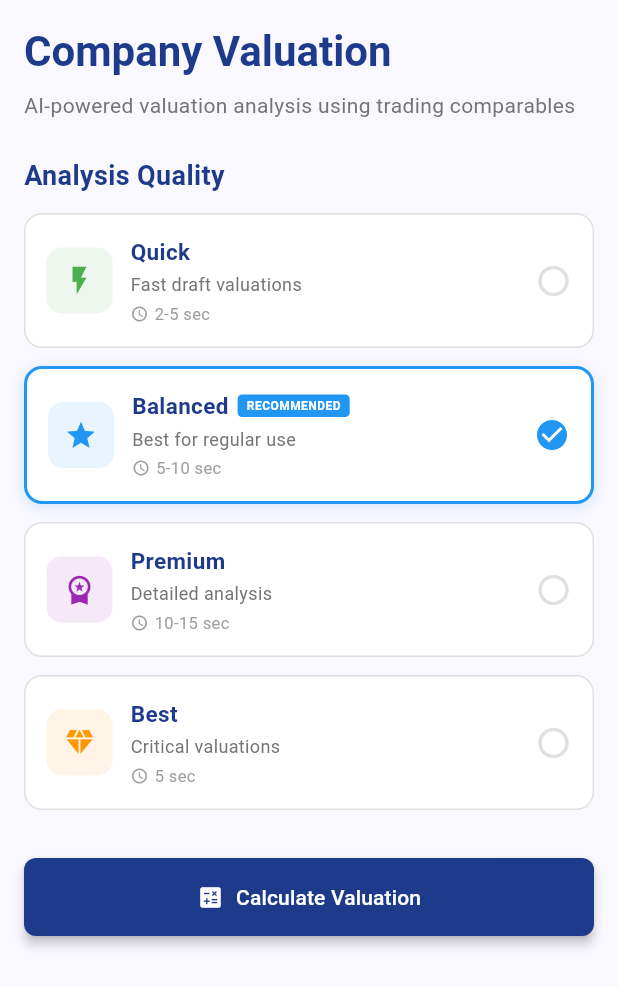
After one commit to mmingfeilam/amafi_ui_app, a Flutter app: the ValuationScreen screen opened directly, on a phone screen of 412 x 824 dp. The commit adds this screen. Shown: the top 987 px of the screen. Run offline on Flutter 3.47's test engine with Material 3 defaults, Android fonts, the phone set to English and light mode, and no system bars; our stand-ins replace file_picker, permission_handler, speech_to_text; network calls fail.

```diff
--- a/lib/screens/home_screen.dart
+++ b/lib/screens/home_screen.dart
@@ -3,6 +3,7 @@ import 'upload_screen.dart';
 import 'search_screen.dart';
 import 'history_screen.dart';
 import '../services/api_service.dart';
+import 'valuation_screen.dart';
 
 // Company model
 class Company {
@@ -63,7 +64,7 @@ class _HomeScreenState extends State<HomeScreen> {
 
       // Set initial selected company
       selectedCompany = companies.firstWhere(
-        (company) => company.isSelected,
+        (company) => company.id == 3,
         orElse: () => companies.first,
       );
 
@@ -76,6 +77,7 @@ class _HomeScreenState extends State<HomeScreen> {
         UploadScreen(),
         SearchScreen(),
         HistoryScreen(),
+        ValuationScreen(),
       ];
 
       setState(() {
@@ -213,6 +215,8 @@ class _HomeScreenState extends State<HomeScreen> {
             icon: Icon(Icons.folder),
             label: 'Documents',
           ),
+          BottomNavigationBarItem(
+              icon: Icon(Icons.assessment), label: 'Valuation'),
         ],
       ),
     );
--- /dev/null
+++ b/lib/screens/valuation_screen.dart
@@ -0,0 +1,589 @@
+import 'package:flutter/material.dart';
+import '../services/api_service.dart';
+
+class ValuationScreen extends StatefulWidget {
+  @override
+  _ValuationScreenState createState() => _ValuationScreenState();
+}
+
+class _ValuationScreenState extends State<ValuationScreen> {
+  bool isLoading = false;
+  Map<String, dynamic>? valuationResult;
+  String? errorMessage;
+  String selectedModel = 'mixtral-8x7b'; // Default to recommended model
+  String companyName = 'Loading...'; // Will be fetched
+
+  // Default comparable multiples for testing
+  final List<double> comparableMultiples = [7.5, 8.2, 7.0, 8.8, 7.8];
+  final int fiscalYear = 2023;
+
+  @override
+  void initState() {
+    super.initState();
+    _loadCompanyName();
+  }
+
+  Future<void> _loadCompanyName() async {
+    try {
+      // Get company name from your API or use the company dropdown selection
+      // For now, using a hardcoded map - you can replace with actual API call
+      final companyNames = {
+        1: 'Test Company',
+        2: 'Second Company',
+        3: 'Estia Health',
+      };
+
+      setState(() {
+        companyName =
+            companyNames[ApiService.getCurrentCompany()] ?? 'Demo Company';
+      });
+    } catch (e) {
+      setState(() {
+        companyName = 'Company ${ApiService.getCurrentCompany()}';
+      });
+    }
+  }
+
+  // Model configurations matching your backend
+  final Map<String, Map<String, dynamic>> models = {
+    'mistral-7b': {
+      'name': 'Quick',
+      'description': 'Fast draft valuations',
+      'speed': '2-5 sec',
+      'icon': Icons.flash_on,
+      'color': Color(0xFF4CAF50),
+    },
+    'mixtral-8x7b': {
+      'name': 'Balanced',
+      'description': 'Best for regular use',
+      'speed': '5-10 sec',
+      'icon': Icons.star,
+      'color': Color(0xFF2196F3),
+      'recommended': true,
+    },
+    'mixtral-8x22b': {
+      'name': 'Premium',
+      'description': 'Detailed analysis',
+      'speed': '10-15 sec',
+      'icon': Icons.workspace_premium,
+      'color': Color(0xFF9C27B0),
+    },
+    'gpt-4o': {
+      'name': 'Best',
+      'description': 'Critical valuations',
+      'speed': '5 sec',
+      'icon': Icons.diamond,
+      'color': Color(0xFFFF9800),
+    },
+  };
+
+  Future<void> _calculateValuation() async {
+    setState(() {
+      isLoading = true;
+      errorMessage = null;
+      valuationResult = null;
+    });
+
+    try {
+      final result = await ApiService.calculateValuation(
+        companyId: 3, // Replace with actual company ID if needed
+        comparableMultiples: comparableMultiples,
+        fiscalYear: fiscalYear,
+        model: selectedModel, // Pass selected model
+      );
+
+      if (result['success']) {
+        setState(() {
+          valuationResult = result['data'];
+          isLoading = false;
+        });
+      } else {
+        setState(() {
+          errorMessage = result['message'] ?? 'Failed to calculate valuation';
+          isLoading = false;
+        });
+      }
+    } catch (e) {
+      setState(() {
+        errorMessage = 'Error: ${e.toString()}';
+        isLoading = false;
+      });
+    }
+  }
+
+  @override
+  Widget build(BuildContext context) {
+    return Scaffold(
+      body: SingleChildScrollView(
+        padding: EdgeInsets.all(16),
+        child: Column(
+          crossAxisAlignment: CrossAxisAlignment.start,
+          children: [
+            // Header
+            Text(
+              'Company Valuation',
+              style: Theme.of(context).textTheme.headlineMedium?.copyWith(
+                    fontWeight: FontWeight.bold,
+                    color: Color(0xFF1E3A8A),
+                  ),
+            ),
+            SizedBox(height: 8),
+            Text(
+              'AI-powered valuation analysis using trading comparables',
+              style: TextStyle(color: Colors.grey[600]),
+            ),
+            SizedBox(height: 24),
+
+            // Model Selection Section
+            Text(
+              'Analysis Quality',
+              style: TextStyle(
+                fontSize: 18,
+                fontWeight: FontWeight.w600,
+                color: Color(0xFF1E3A8A),
+              ),
+            ),
+            SizedBox(height: 12),
+
+            // Model Selection Cards
+            ...models.entries.map((entry) {
+              final modelKey = entry.key;
+              final modelInfo = entry.value;
+              final isSelected = selectedModel == modelKey;
+              final isRecommended = modelInfo['recommended'] ?? false;
+
+              return GestureDetector(
+                onTap: isLoading
+                    ? null
+                    : () {
+                        setState(() {
+                          selectedModel = modelKey;
+                        });
+                      },
+                child: Container(
+                  margin: const EdgeInsets.only(bottom: 12),
+                  decoration: BoxDecoration(
+                    color: Colors.white,
+                    border: Border.all(
+                      color:
+                          isSelected ? modelInfo['color'] : Colors.grey[300]!,
+                      width: isSelected ? 2 : 1,
+                    ),
+                    borderRadius: BorderRadius.circular(12),
+                    boxShadow: isSelected
+                        ? [
+                            BoxShadow(
+                              color: modelInfo['color'].withOpacity(0.2),
+                              blurRadius: 8,
+                              offset: Offset(0, 2),
+                            ),
+                          ]
+                        : [],
+                  ),
+                  child: Padding(
+                    padding: const EdgeInsets.all(14),
+                    child: Row(
+                      children: [
+                        // Icon
+                        Container(
+                          width: 44,
+                          height: 44,
+                          decoration: BoxDecoration(
+                            color: modelInfo['color'].withOpacity(0.1),
+                            borderRadius: BorderRadius.circular(10),
+                          ),
+                          child: Icon(
+                            modelInfo['icon'],
+                            color: modelInfo['color'],
+                            size: 22,
+                          ),
+                        ),
+                        const SizedBox(width: 12),
+
+                        // Details
+                        Expanded(
+                          child: Column(
+                            crossAxisAlignment: CrossAxisAlignment.start,
+                            children: [
+                              Row(
+                                children: [
+                                  Text(
+                                    modelInfo['name'],
+                                    style: TextStyle(
+                                      fontSize: 15,
+                                      fontWeight: FontWeight.w600,
+                                      color: Color(0xFF1E3A8A),
+                                    ),
+                                  ),
+                                  if (isRecommended)
+                                    Container(
+                                      margin: EdgeInsets.only(left: 6),
+                                      padding: EdgeInsets.symmetric(
+                                        horizontal: 6,
+                                        vertical: 2,
+                                      ),
+                                      decoration: BoxDecoration(
+                                        color: Color(0xFF2196F3),
+                                        borderRadius: BorderRadius.circular(3),
+                                      ),
+                                      child: Text(
+                                        'RECOMMENDED',
+                                        style: TextStyle(
+                                          fontSize: 8,
+                                          fontWeight: FontWeight.bold,
+                                          color: Colors.white,
+                                          letterSpacing: 0.3,
+                                        ),
+                                      ),
+                                    ),
+                                ],
+                              ),
+                              const SizedBox(height: 3),
+                              Text(
+                                modelInfo['description'],
+                                style: TextStyle(
+                                  fontSize: 12,
+                                  color: Colors.grey[600],
+                                ),
+                              ),
+                              const SizedBox(height: 3),
+                              Row(
+                                children: [
+                                  Icon(
+                                    Icons.access_time,
+                                    size: 12,
+                                    color: Colors.grey[500],
+                                  ),
+                                  const SizedBox(width: 4),
+                                  Text(
+                                    modelInfo['speed'],
+                                    style: TextStyle(
+                                      fontSize: 11,
+                                      color: Colors.grey[500],
+                                    ),
+                                  ),
+                                ],
+                              ),
+                            ],
+                          ),
+                        ),
+
+                        // Selection indicator
+                        Icon(
+                          isSelected
+                              ? Icons.check_circle
+                              : Icons.circle_outlined,
+                          color: isSelected
+                              ? modelInfo['color']
+                              : Colors.grey[300],
+                          size: 24,
+                        ),
+                      ],
+                    ),
+                  ),
+                ),
+              );
+            }).toList(),
+
+            SizedBox(height: 20),
+
+            // Calculate Button
+            SizedBox(
+              width: double.infinity,
+              child: ElevatedButton.icon(
+                onPressed: isLoading ? null : _calculateValuation,
+                icon: isLoading
+                    ? SizedBox(
+                        width: 20,
+                        height: 20,
+                        child: CircularProgressIndicator(
+                          strokeWidth: 2,
+                          valueColor:
+                              AlwaysStoppedAnimation<Color>(Colors.white),
+                        ),
+                      )
+                    : Icon(Icons.calculate),
+                label: Text(isLoading
+                    ? 'Generating Analysis...'
+                    : 'Calculate Valuation'),
+                style: ElevatedButton.styleFrom(
+                  padding: EdgeInsets.symmetric(vertical: 16),
+                  backgroundColor: Color(0xFF1E3A8A),
+                ),
+              ),
+            ),
+
+            if (isLoading) ...[
+              SizedBox(height: 24),
+              Card(
+                child: Padding(
+                  padding: EdgeInsets.all(16),
+                  child: Column(
+                    children: [
+                      CircularProgressIndicator(),
+                      SizedBox(height: 16),
+                      Text(
+                        'Analyzing financial data...',
+                        style: TextStyle(fontWeight: FontWeight.w500),
+                      ),
+                      SizedBox(height: 8),
+                      Text(
+                        'Using ${models[selectedModel]?['name']} model • ${models[selectedModel]?['speed']}',
+                        style: TextStyle(color: Colors.grey[600], fontSize: 12),
+                      ),
+                    ],
+                  ),
+                ),
+              ),
+            ],
+
+            if (errorMessage != null) ...[
+              SizedBox(height: 24),
+              Card(
+                color: Colors.red[50],
+                child: Padding(
+                  padding: EdgeInsets.all(16),
+                  child: Row(
+                    children: [
+                      Icon(Icons.error, color: Colors.red),
+                      SizedBox(width: 12),
+                      Expanded(
+                        child: Text(
+                          errorMessage!,
+                          style: TextStyle(color: Colors.red[900]),
+                        ),
+                      ),
+                    ],
+                  ),
+                ),
+              ),
+            ],
+
+            if (valuationResult != null) ...[
+              SizedBox(height: 24),
+              _buildValuationResults(),
+            ],
+          ],
+        ),
+      ),
+    );
+  }
+
+  Widget _buildValuationResults() {
+    final valRange = valuationResult!['valuation_range'];
+    final compStats = valuationResult!['comparable_stats'];
+    final narrative = valuationResult!['narrative'];
+    final modelUsed = valuationResult!['model_used'];
+    final processingTime = valuationResult!['processing_time_seconds'];
+
+    return Column(
+      crossAxisAlignment: CrossAxisAlignment.start,
+      children: [
+        // Model Info Banner
+        if (modelUsed != null)
+          Container(
+            padding: EdgeInsets.all(12),
+            decoration: BoxDecoration(
+              color: models[modelUsed]?['color'].withOpacity(0.1) ??
+                  Colors.blue[50],
+              borderRadius: BorderRadius.circular(8),
+              border: Border.all(
+                color: models[modelUsed]?['color'].withOpacity(0.3) ??
+                    Colors.blue[200]!,
+              ),
+            ),
+            child: Row(
+              children: [
+                Icon(
+                  models[modelUsed]?['icon'] ?? Icons.check_circle,
+                  color: models[modelUsed]?['color'] ?? Colors.blue,
+                  size: 20,
+                ),
+                SizedBox(width: 8),
+                Expanded(
+                  child: Text(
+                    'Generated with ${models[modelUsed]?['name'] ?? modelUsed} model in ${processingTime?.toStringAsFixed(1) ?? '?'}s',
+                    style: TextStyle(
+                      fontSize: 12,
+                      color: Colors.grey[800],
+                      fontWeight: FontWeight.w500,
+                    ),
+                  ),
+                ),
+              ],
+            ),
+          ),
+        if (modelUsed != null) SizedBox(height: 16),
+
+        // Valuation Range Card
+        Card(
+          child: Padding(
+            padding: EdgeInsets.all(16),
+            child: Column(
+              crossAxisAlignment: CrossAxisAlignment.start,
+              children: [
+                Text(
+                  'Valuation Range',
+                  style: TextStyle(
+                    fontSize: 18,
+                    fontWeight: FontWeight.bold,
+                  ),
+                ),
+                SizedBox(height: 16),
+                Row(
+                  mainAxisAlignment: MainAxisAlignment.spaceAround,
+                  children: [
+                    _buildValuePill(
+                      'Low',
+                      '\$${valRange['low']['value'].toStringAsFixed(1)}M',
+                      '${valRange['low']['multiple'].toStringAsFixed(2)}x',
+                      Colors.orange,
+                    ),
+                    _buildValuePill(
+                      'Mid',
+                      '\$${valRange['mid']['value'].toStringAsFixed(1)}M',
+                      '${valRange['mid']['multiple'].toStringAsFixed(2)}x',
+                      Colors.blue,
+                    ),
+                    _buildValuePill(
+                      'High',
+                      '\$${valRange['high']['value'].toStringAsFixed(1)}M',
+                      '${valRange['high']['multiple'].toStringAsFixed(2)}x',
+                      Colors.green,
+                    ),
+                  ],
+                ),
+              ],
+            ),
+          ),
+        ),
+
+        SizedBox(height: 16),
+
+        // Comparable Stats Card
+        Card(
+          child: Padding(
+            padding: EdgeInsets.all(16),
+            child: Column(
+              crossAxisAlignment: CrossAxisAlignment.start,
+              children: [
+                Text(
+                  'Comparable Companies',
+                  style: TextStyle(
+                    fontSize: 18,
+                    fontWeight: FontWeight.bold,
+                  ),
+                ),
+                SizedBox(height: 12),
+                _buildStatRow('Sample Size', '${compStats['count']} companies'),
+                _buildStatRow('Mean Multiple',
+                    '${compStats['mean'].toStringAsFixed(2)}x'),
+                _buildStatRow('Median Multiple',
+                    '${compStats['median'].toStringAsFixed(2)}x'),
+                _buildStatRow('Range',
+                    '${compStats['min'].toStringAsFixed(2)}x - ${compStats['max'].toStringAsFixed(2)}x'),
+              ],
+            ),
+          ),
+        ),
+
+        SizedBox(height: 16),
+
+        // AI Analysis Card
+        Card(
+          child: Padding(
+            padding: EdgeInsets.all(16),
+            child: Column(
+              crossAxisAlignment: CrossAxisAlignment.start,
+              children: [
+                Row(
+                  children: [
+                    Icon(Icons.auto_awesome, color: Color(0xFF1E3A8A)),
+                    SizedBox(width: 8),
+                    Text(
+                      'AI Analysis',
+                      style: TextStyle(
+                        fontSize: 18,
+                        fontWeight: FontWeight.bold,
+                      ),
+                    ),
+                  ],
+                ),
+                SizedBox(height: 12),
+                Text(
+                  narrative,
+                  style: TextStyle(height: 1.5),
+                ),
+              ],
+            ),
+          ),
+        ),
+      ],
+    );
+  }
+
+  Widget _buildValuePill(
+      String label, String value, String multiple, Color color) {
+    return Expanded(
+      // Changed from Column to Expanded wrapper
+      child: Column(
+        children: [
+          Text(
+            label,
+            style: TextStyle(
+              color: Colors.grey[600],
+              fontSize: 12,
+              fontWeight: FontWeight.w500,
+            ),
+          ),
+          SizedBox(height: 8),
+          Container(
+            padding: EdgeInsets.symmetric(
+                horizontal: 12, vertical: 12), // Reduced horizontal padding
+            decoration: BoxDecoration(
+              color: color.withOpacity(0.1),
+              borderRadius: BorderRadius.circular(8),
+              border: Border.all(color: color.withOpacity(0.3)),
+            ),
+            child: Column(
+              children: [
+                FittedBox(
+                  // Added FittedBox to scale text if needed
+                  fit: BoxFit.scaleDown,
+                  child: Text(
+                    value,
+                    style: TextStyle(
+                      fontSize: 18,
+                      fontWeight: FontWeight.bold,
+                      color: color,
+                    ),
+                  ),
+                ),
+                Text(
+                  multiple,
+                  style: TextStyle(
+                    fontSize: 12,
+                    color: color,
+                  ),
+                ),
+              ],
+            ),
+          ),
+        ],
+      ),
+    );
+  }
+
+  Widget _buildStatRow(String label, String value) {
+    return Padding(
+      padding: EdgeInsets.symmetric(vertical: 4),
+      child: Row(
+        mainAxisAlignment: MainAxisAlignment.spaceBetween,
+        children: [
+          Text(label, style: TextStyle(fontWeight: FontWeight.w500)),
+          Text(value, style: TextStyle(color: Colors.grey[700])),
+        ],
+      ),
+    );
+  }
+}
```
Also changed, not shown: lib/screens/history_screen.dart (+7 -3 lines), lib/services/api_service.dart (+121 -21 lines), 1 other file.
